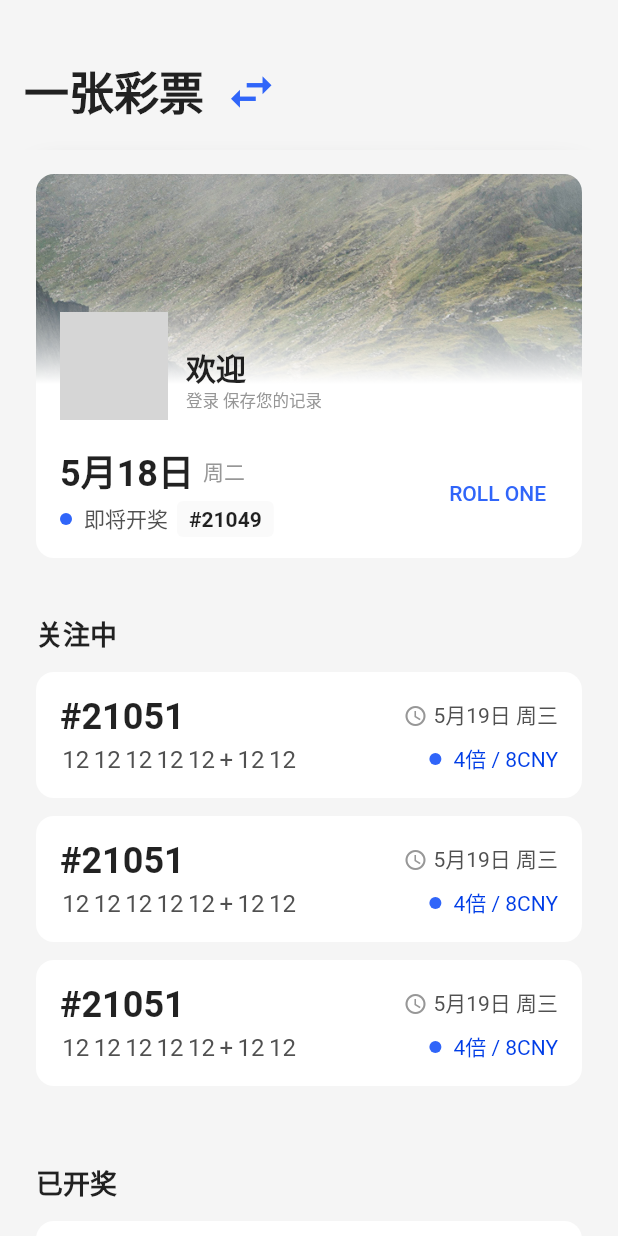
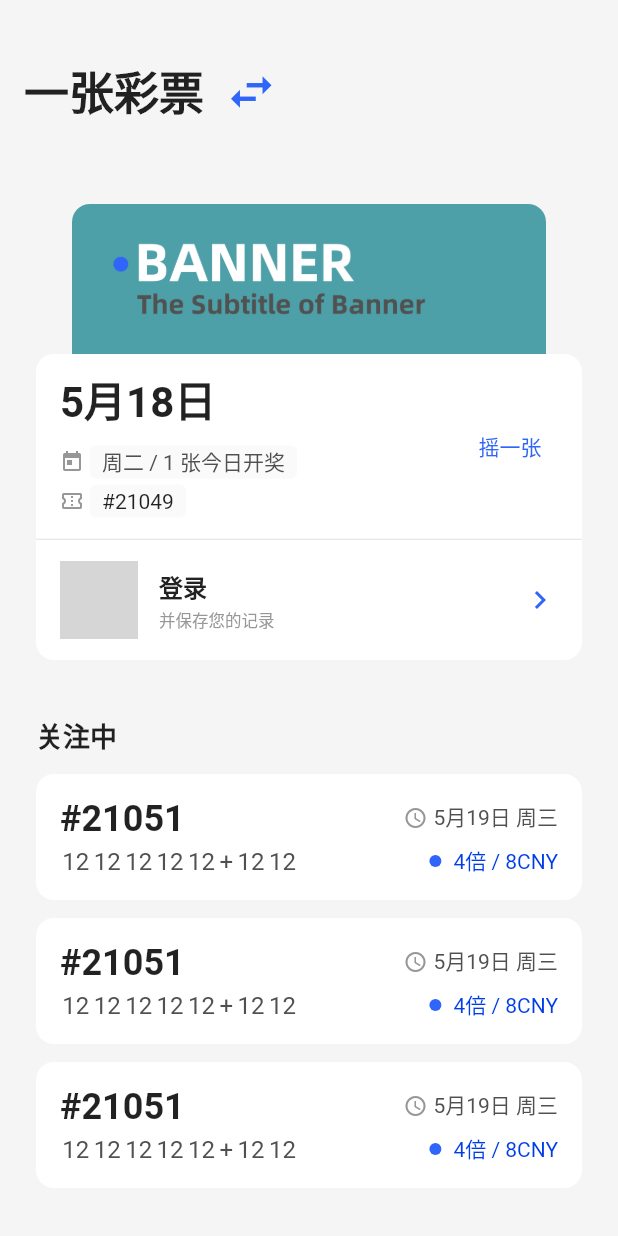
Before and after one commit to ShookLyngs/lyngs-donator, a Flutter app: the screen it shows after launch, on a phone screen of 412 x 824 dp. Run offline on Flutter 3.47's test engine with Material 2 defaults, Android fonts, the phone set to English and light mode, and no system bars; our stand-ins replace flutter_sticky_header, get; grey boxes are pictures that could not be loaded.

Commit message:
update(page/home): updated resources, and styles.

```diff
--- a/lib/pages/home/today_actions.dart
+++ b/lib/pages/home/today_actions.dart
@@ -6,83 +6,37 @@ class TodayActions extends StatelessWidget {
   Widget build(BuildContext context) {
     return Column(
       children: [
-        RadiusCard(
-          outerPadding: const EdgeInsets.symmetric(
-            horizontal: 24,
-            vertical: 16,
+        const SizedBox(height: 36),
+        Row(children: [
+          const Expanded(
+            child: Padding(
+              padding: EdgeInsets.symmetric(
+                horizontal: 48,
               ),
-          innerPadding: const EdgeInsets.all(0),
-          child: Column(children: [
-            SizedBox(
-              height: 140,
-              child: Stack(
-                clipBehavior: Clip.none,
-                fit: StackFit.expand,
-                children: [
-                  const Positioned(child: ClipRRect(
+              child: SizedBox(
+                height: 100,
+                child: ClipRRect(
                   borderRadius: BorderRadius.vertical(
                     top: Radius.circular(12),
                   ),
                   child: Image(
                     fit: BoxFit.cover,
-                      image: AssetImage('assets/home/latest-award.jpg'),
-                    ),
-                  )),
-                  Positioned.fill(
-                    child: Container(
-                      decoration: BoxDecoration(
-                          color: Colors.white,
-                          borderRadius: const BorderRadius.vertical(
-                            top: Radius.circular(12),
-                          ),
-                          gradient: LinearGradient(
-                            begin: FractionalOffset.bottomCenter,
-                            end: FractionalOffset.topCenter,
-                            colors: [
-                              context.theme.cardColor,
-                              context.theme.cardColor.withOpacity(0),
-                            ],
-                            stops: [0, 0.5],
-                          )),
+                    alignment: Alignment.center,
+                    image: AssetImage('assets/home/banner-3.jpg'),
                   ),
                 ),
-                  Positioned(
-                    bottom: -24,
-                    left: 16,
-                    child: Row(
-                      crossAxisAlignment: CrossAxisAlignment.end,
-                      children: [
-                        CircleAvatar(
-                          radius: 36,
-                          backgroundColor: context.theme.highlightColor,
-                          backgroundImage: const AssetImage('assets/common/avatar.jpg'),
-                        ),
-                        const SizedBox(width: 12),
-                        Column(
-                          crossAxisAlignment: CrossAxisAlignment.start,
-                          children: [
-                            Text(
-                              '欢迎',
-                              style: context.textTheme.headline6!.copyWith(
-                                fontWeight: FontWeight.bold,
               ),
             ),
-                            Text(
-                              '登录 保存您的记录',
-                              style: context.textTheme.caption!.copyWith(
-                                fontSize: 11,
           ),
+        ]),
+        RadiusCard(
+          outerPadding: const EdgeInsets.only(
+            left: 24,
+            right: 24,
+            bottom: 16,
           ),
-                            const SizedBox(height: 6),
-                          ],
-                        ),
-                      ],
-                    ),
-                  ),
-                ],
-              ),
-            ),
-            const SizedBox(height: 30),
+          innerPadding: const EdgeInsets.all(0),
+          child: Column(children: [
             Padding(
               padding: const EdgeInsets.symmetric(
                 horizontal: 16,
@@ -92,34 +46,53 @@ class TodayActions extends StatelessWidget {
                 Column(
                   crossAxisAlignment: CrossAxisAlignment.start,
                   children: [
-                    Row(
-                      children: [
                     Text(
                       '5月18日',
                       style: context.textTheme.headline5!.copyWith(
+                        fontSize: 28,
                         fontWeight: FontWeight.bold,
                       ),
                     ),
-                        const SizedBox(width: 6),
-                        Text(
-                          '周二',
-                          style: TextStyle(
+                    const SizedBox(height: 12),
+                    Row(children:[
+                      Icon(
+                        Icons.today,
+                        size: 16,
                         color: context.textTheme.caption!.color,
                       ),
+                      const SizedBox(width: 4),
+                      Container(
+                        padding: const EdgeInsets.symmetric(
+                          horizontal: 8,
+                          vertical: 2,
                         ),
-                      ],
+                        decoration: BoxDecoration(
+                          color: context.theme.canvasColor,
+                          borderRadius:
+                          const BorderRadius.all(Radius.circular(4)),
                         ),
+                        child: Text(
+                          '周二 / 1 张今日开奖',
+                          style: TextStyle(
+                            color: context.textTheme.bodyText2!.color,
+                            fontSize: 14,
+                          ),
+                        ),
+                      ),
+                    ]),
                     const SizedBox(height: 4),
                     Row(
                       children: [
-                        Dot(),
-                        const SizedBox(width: 8),
-                        const Text('即将开奖'),
-                        const SizedBox(width: 6),
+                        Icon(
+                          Icons.confirmation_number_outlined,
+                          size: 16,
+                          color: context.textTheme.caption!.color,
+                        ),
+                        const SizedBox(width: 4),
                         Container(
                           padding: const EdgeInsets.symmetric(
                             horizontal: 8,
-                            vertical: 3,
+                            vertical: 2,
                           ),
                           decoration: BoxDecoration(
                             color: context.theme.canvasColor,
@@ -130,7 +103,8 @@ class TodayActions extends StatelessWidget {
                             '#21049',
                             style: TextStyle(
                               color: context.textTheme.bodyText1!.color,
-                              fontWeight: FontWeight.w600,
+                              fontSize: 14,
+                              // fontWeight: FontWeight.w600,
                             ),
                           ),
                         ),
@@ -140,10 +114,56 @@ class TodayActions extends StatelessWidget {
                 ),
                 const Spacer(),
                 TextButton(
-                  onPressed: () {},
-                  child: const Text('ROLL ONE'),
+                  onPressed: () {
+                    Get.changeTheme(Get.isDarkMode ? lightTheme : darkTheme);
+                  },
+                  child: const Text('摇一张'),
                 ),
               ]),
+            ),
+            const SizedBox(
+              height: 1,
+              child: Divider(),
+            ),
+            Padding(
+              padding: const EdgeInsets.symmetric(
+                horizontal: 16,
+                vertical: 14,
+              ),
+              child: Row(
+                children: [
+                  CircleAvatar(
+                    radius: 26,
+                    backgroundColor: context.theme.highlightColor,
+                    backgroundImage: const AssetImage('assets/common/avatar.jpg'),
+                  ),
+                  const SizedBox(width: 14),
+                  Column(
+                    crossAxisAlignment: CrossAxisAlignment.start,
+                    children: [
+                      Text(
+                        '登录',
+                        style: context.textTheme.headline6!.copyWith(
+                          fontSize: 16,
+                          fontWeight: FontWeight.bold,
+                        ),
+                      ),
+                      const SizedBox(height: 4),
+                      Text(
+                        '并保存您的记录',
+                        style: context.textTheme.caption!.copyWith(
+                          fontSize: 11,
+                        ),
+                      ),
+                    ],
+                  ),
+                  const Spacer(),
+                  Icon(
+                    Icons.chevron_right,
+                    color: context.theme.primaryColor,
+                  ),
+                ],
+              ),
             ),
           ]),
         ),
--- a/lib/theme.dart
+++ b/lib/theme.dart
@@ -36,6 +36,10 @@ ThemeData get lightTheme {
 
     textTheme: theme.textTheme.copyWith(
       headline1: theme.textTheme.headline1!.copyWith(
+        color: const Color(0xff222222),
+        height: 1.25,
+      ),
+      headline4: theme.textTheme.headline4!.copyWith(
         color: const Color(0xff222222),
         height: 1.25,
       ),
@@ -86,6 +90,13 @@ ThemeData get darkTheme {
         color: const Color(0xffffffff),
         height: 1.25,
       ),
+      headline4: theme.textTheme.headline4!.copyWith(
+        color: const Color(0xffffffff),
+        height: 1.25,
+      ),
+      headline5: theme.textTheme.headline5!.copyWith(
+        height: 1.25,
+      ),
       subtitle1: theme.textTheme.subtitle1!.copyWith(
         height: 1.25,
       ),
```
Also changed, not shown: assets/home/banner-2.jpg (added), assets/home/banner-3.jpg (added), assets/home/banner.jpg (added). Lines whose indentation alone changed are shown as unchanged.
